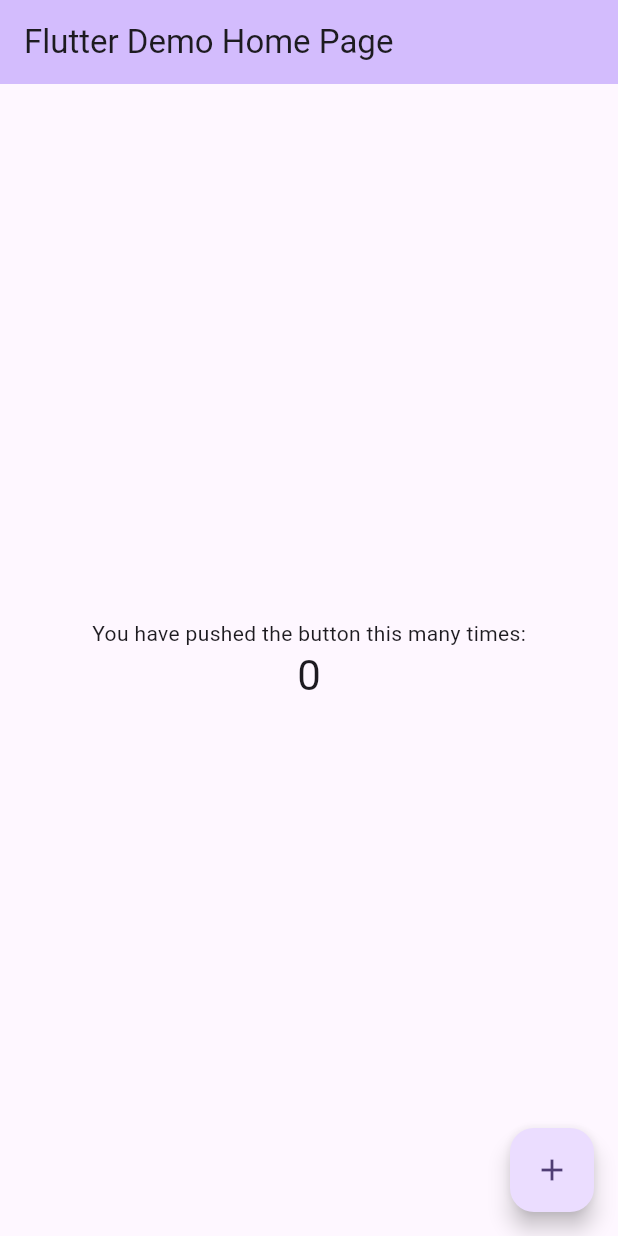
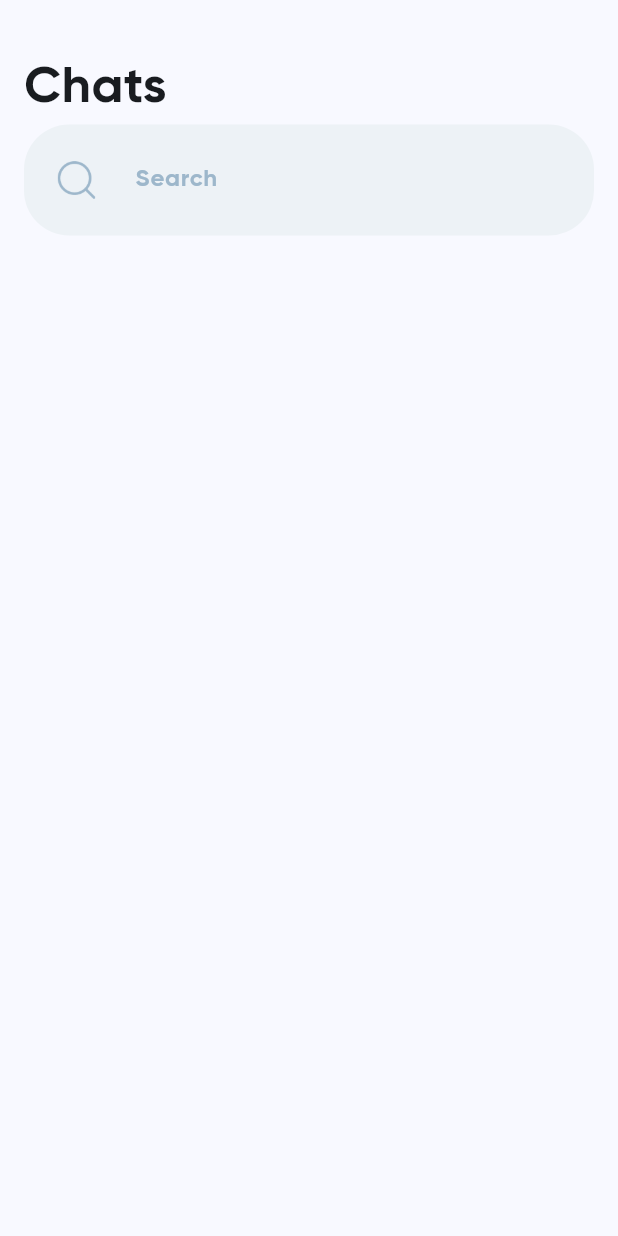
Before and after one commit to aknurkappar/mozz-task, a Flutter app: the screen it shows after launch, on a phone screen of 412 x 824 dp. Run offline on Flutter 3.47's test engine with Material 3 defaults, Android fonts, the phone set to English and light mode, and no system bars.

Commit message:
Main page, header

```diff
--- /dev/null
+++ b/lib/constants/colors.dart
@@ -0,0 +1,4 @@
+import 'dart:ui';
+
+const lightGray = Color(0xffEDF2F6);
+const darkGray = Color(0xff9DB7CB);
--- a/lib/main.dart
+++ b/lib/main.dart
@@ -1,4 +1,5 @@
 import 'package:flutter/material.dart';
+import 'package:mozz_task/views/main-view.dart';
 
 void main() {
   runApp(const MyApp());
@@ -13,113 +14,10 @@
     return MaterialApp(
       title: 'Flutter Demo',
       theme: ThemeData(
-        // This is the theme of your application.
-        //
-        // TRY THIS: Try running your application with "flutter run". You'll see
-        // the application has a purple toolbar. Then, without quitting the app,
-        // try changing the seedColor in the colorScheme below to Colors.green
-        // and then invoke "hot reload" (save your changes or press the "hot
-        // reload" button in a Flutter-supported IDE, or press "r" if you used
-        // the command line to start the app).
-        //
-        // Notice that the counter didn't reset back to zero; the application
-        // state is not lost during the reload. To reset the state, use hot
-        // restart instead.
-        //
-        // This works for code too, not just values: Most code changes can be
-        // tested with just a hot reload.
-        colorScheme: ColorScheme.fromSeed(seedColor: Colors.deepPurple),
+        colorScheme: ColorScheme.fromSeed(seedColor: Colors.blue),
         useMaterial3: true,
       ),
-      home: const MyHomePage(title: 'Flutter Demo Home Page'),
+      home: const MainView(),
     );
   }
 }
-
-class MyHomePage extends StatefulWidget {
-  const MyHomePage({super.key, required this.title});
-
-  // This widget is the home page of your application. It is stateful, meaning
-  // that it has a State object (defined below) that contains fields that affect
-  // how it looks.
-
-  // This class is the configuration for the state. It holds the values (in this
-  // case the title) provided by the parent (in this case the App widget) and
-  // used by the build method of the State. Fields in a Widget subclass are
-  // always marked "final".
-
-  final String title;
-
-  @override
-  State<MyHomePage> createState() => _MyHomePageState();
-}
-
-class _MyHomePageState extends State<MyHomePage> {
-  int _counter = 0;
-
-  void _incrementCounter() {
-    setState(() {
-      // This call to setState tells the Flutter framework that something has
-      // changed in this State, which causes it to rerun the build method below
-      // so that the display can reflect the updated values. If we changed
-      // _counter without calling setState(), then the build method would not be
-      // called again, and so nothing would appear to happen.
-      _counter++;
-    });
-  }
-
-  @override
-  Widget build(BuildContext context) {
-    // This method is rerun every time setState is called, for instance as done
-    // by the _incrementCounter method above.
-    //
-    // The Flutter framework has been optimized to make rerunning build methods
-    // fast, so that you can just rebuild anything that needs updating rather
-    // than having to individually change instances of widgets.
-    return Scaffold(
-      appBar: AppBar(
-        // TRY THIS: Try changing the color here to a specific color (to
-        // Colors.amber, perhaps?) and trigger a hot reload to see the AppBar
-        // change color while the other colors stay the same.
-        backgroundColor: Theme.of(context).colorScheme.inversePrimary,
-        // Here we take the value from the MyHomePage object that was created by
-        // the App.build method, and use it to set our appbar title.
-        title: Text(widget.title),
-      ),
-      body: Center(
-        // Center is a layout widget. It takes a single child and positions it
-        // in the middle of the parent.
-        child: Column(
-          // Column is also a layout widget. It takes a list of children and
-          // arranges them vertically. By default, it sizes itself to fit its
-          // children horizontally, and tries to be as tall as its parent.
-          //
-          // Column has various properties to control how it sizes itself and
-          // how it positions its children. Here we use mainAxisAlignment to
-          // center the children vertically; the main axis here is the vertical
-          // axis because Columns are vertical (the cross axis would be
-          // horizontal).
-          //
-          // TRY THIS: Invoke "debug painting" (choose the "Toggle Debug Paint"
-          // action in the IDE, or press "p" in the console), to see the
-          // wireframe for each widget.
-          mainAxisAlignment: MainAxisAlignment.center,
-          children: <Widget>[
-            const Text(
-              'You have pushed the button this many times:',
-            ),
-            Text(
-              '$_counter',
-              style: Theme.of(context).textTheme.headlineMedium,
-            ),
-          ],
-        ),
-      ),
-      floatingActionButton: FloatingActionButton(
-        onPressed: _incrementCounter,
-        tooltip: 'Increment',
-        child: const Icon(Icons.add),
-      ), // This trailing comma makes auto-formatting nicer for build methods.
-    );
-  }
-}
--- /dev/null
+++ b/lib/views/main-view.dart
@@ -0,0 +1,103 @@
+import 'package:flutter/material.dart';
+import 'package:mozz_task/constants/colors.dart';
+
+class MainView extends StatefulWidget {
+  const MainView({super.key});
+
+  @override
+  State<MainView> createState() => _MainViewState();
+}
+
+class _MainViewState extends State<MainView> {
+  @override
+  Widget build(BuildContext context) {
+    return const Scaffold(
+      resizeToAvoidBottomInset: false,
+      body: Header(),
+    );
+  }
+}
+
+class Header extends StatefulWidget {
+  const Header({super.key});
+
+  @override
+  State<Header> createState() => _HeaderState();
+}
+
+class _HeaderState extends State<Header> {
+  late final TextEditingController _searchTextController;
+
+  @override
+  void initState() {
+    _searchTextController = TextEditingController();
+    super.initState();
+  }
+
+  @override
+  void dispose() {
+    _searchTextController.dispose();
+    super.dispose();
+  }
+
+  @override
+  Widget build(BuildContext context) {
+    return Padding(
+        padding: const EdgeInsets.only(top: 34, left: 16, right: 16),
+        child: Column(
+          crossAxisAlignment: CrossAxisAlignment.start,
+          children: [
+            const Text(
+              "Chats",
+              style: TextStyle(
+                fontSize: 34,
+                fontWeight: FontWeight.w500,
+                fontFamily: 'Gilroy',
+              ),
+            ),
+            Container(
+                padding: const EdgeInsets.only(
+                    left: 20, right: 20, top: 5, bottom: 5),
+                decoration: BoxDecoration(
+                    borderRadius: BorderRadius.circular(30.0),
+                    color: lightGray),
+                child: Row(
+                  children: [
+                    const ImageIcon(AssetImage("assets/icons/search_icon.png"),
+                        color: darkGray, size: 30),
+                    Expanded(
+                        child: TextField(
+                      controller: _searchTextController,
+                      obscureText: true,
+                      enableSuggestions: false,
+                      autocorrect: false,
+                      decoration: InputDecoration(
+                        border: OutlineInputBorder(
+                            borderRadius: BorderRadius.circular(30.0),
+                            borderSide:
+                                const BorderSide(color: Colors.transparent)),
+                        enabledBorder: OutlineInputBorder(
+                            borderRadius: BorderRadius.circular(30.0),
+                            borderSide:
+                                const BorderSide(color: Colors.transparent)),
+                        focusedBorder: OutlineInputBorder(
+                          borderRadius: BorderRadius.circular(30.0),
+                          borderSide:
+                              const BorderSide(color: Colors.transparent),
+                          // Border color when TextField is focused
+                        ),
+                        contentPadding: const EdgeInsets.all(20.0),
+                        hintText: "Search",
+                        hintStyle: const TextStyle(color: darkGray),
+                      ),
+                      style: const TextStyle(
+                        fontWeight: FontWeight.w200,
+                        fontFamily: 'Gilroy',
+                      ),
+                    ))
+                  ],
+                ))
+          ],
+        ));
+  }
+}
```
Also changed, not shown: pubspec.yaml (+12 -14 lines), assets/fonts/Gilroy-Bold.ttf (added), assets/fonts/Gilroy-Regular.ttf (added), assets/fonts/Gilroy-UltraLight.ttf (added), assets/icons/search_icon.png (added).
